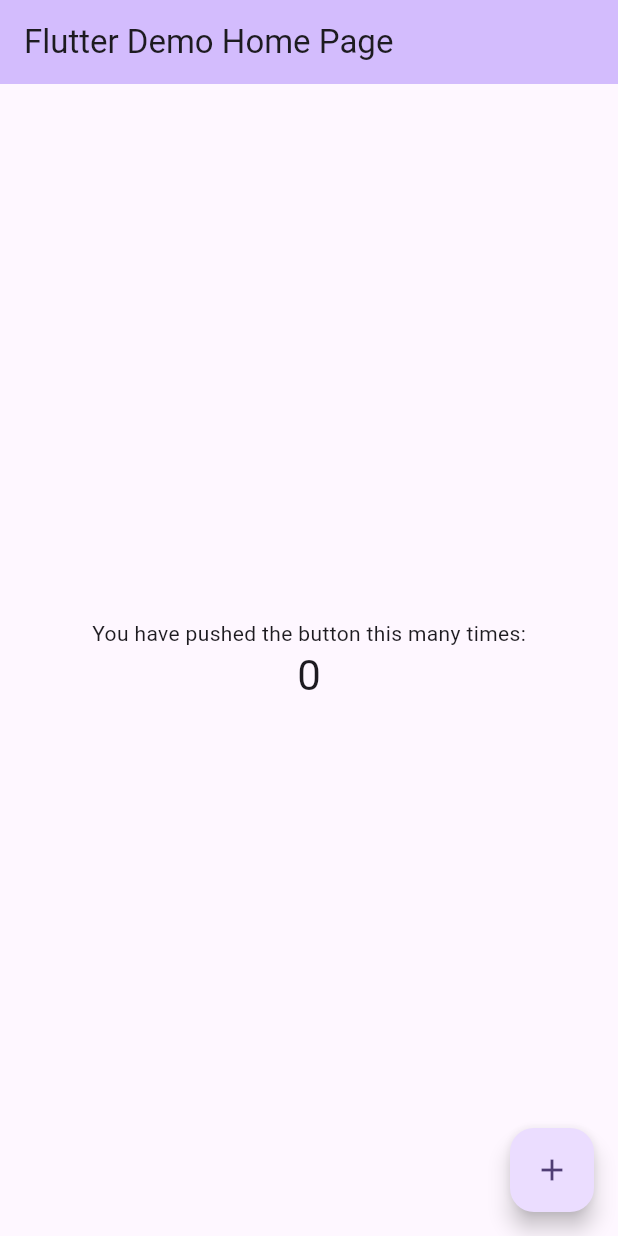
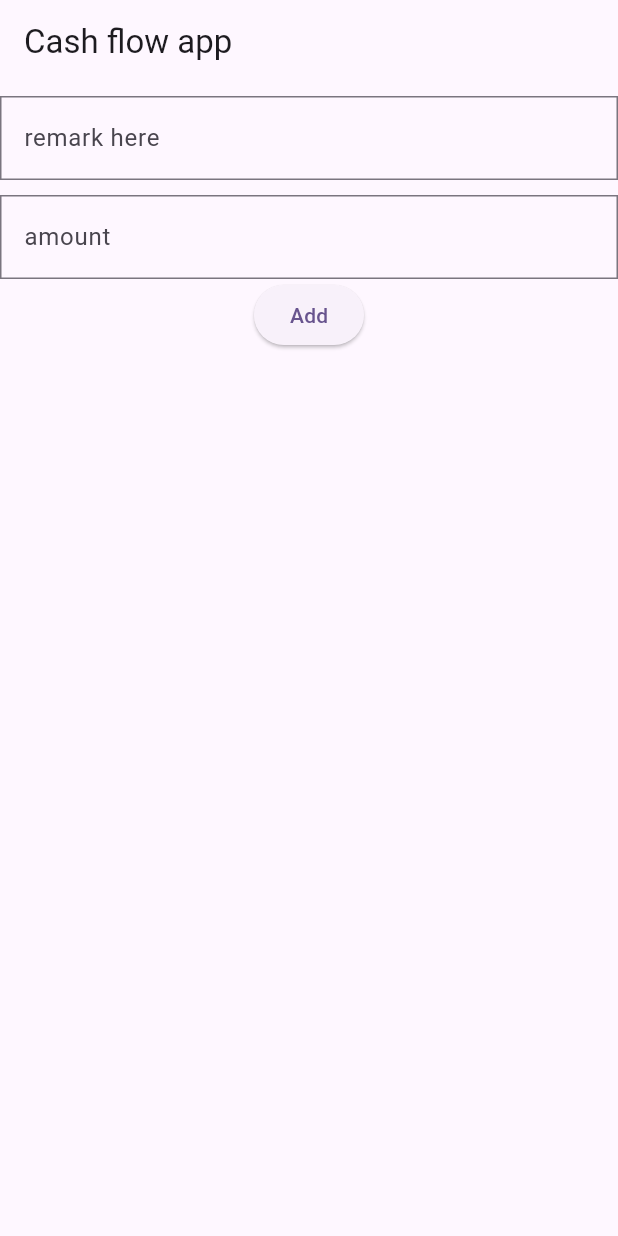
Before and after one commit to leowyongfoo/cashflow_app, a Flutter app: the screen it shows after launch, on a phone screen of 412 x 824 dp. Run offline on Flutter 3.47's test engine with Material 3 defaults, Android fonts, the phone set to English and light mode, and no system bars.

Commit message:
04/01/2026 home page - create a simple home page with a simple add record function - create cash record model

```diff
--- /dev/null
+++ b/lib/domain/models/cash_record/cash_record.dart
@@ -0,0 +1,31 @@
+class CashRecordFields {
+  static String id = 'id';
+  static String remark = 'remark';
+  static String amount = 'amount';
+}
+
+class CashRecord {
+  int? id;
+  String? remark;
+  String? amount;
+
+  CashRecord({
+    this.id,
+    this.remark,
+    this.amount,
+  });
+
+  static fromJson(Map<String, dynamic> json) {
+    return CashRecord(
+      id: json[CashRecordFields.id] as int?,
+      remark: json[CashRecordFields.remark] as String?,
+      amount: json[CashRecordFields.amount] as String?,
+    );
+  }
+
+  Map<String, dynamic> toJson() => {
+    CashRecordFields.id: id,
+    CashRecordFields.remark : remark,
+    CashRecordFields.amount: amount,
+  };
+}
--- a/lib/main.dart
+++ b/lib/main.dart
@@ -1,3 +1,4 @@
+import 'package:cashflow_app/ui/home/widgets/home_page.dart';
 import 'package:flutter/material.dart';
 
 void main() {
@@ -11,112 +12,12 @@ class MyApp extends StatelessWidget {
   @override
   Widget build(BuildContext context) {
     return MaterialApp(
-      title: 'Flutter Demo',
+      title: 'Cash flow app',
+      debugShowCheckedModeBanner: false,
       theme: ThemeData(
-        // This is the theme of your application.
-        //
-        // TRY THIS: Try running your application with "flutter run". You'll see
-        // the application has a purple toolbar. Then, without quitting the app,
-        // try changing the seedColor in the colorScheme below to Colors.green
-        // and then invoke "hot reload" (save your changes or press the "hot
-        // reload" button in a Flutter-supported IDE, or press "r" if you used
-        // the command line to start the app).
-        //
-        // Notice that the counter didn't reset back to zero; the application
-        // state is not lost during the reload. To reset the state, use hot
-        // restart instead.
-        //
-        // This works for code too, not just values: Most code changes can be
-        // tested with just a hot reload.
         colorScheme: ColorScheme.fromSeed(seedColor: Colors.deepPurple),
       ),
-      home: const MyHomePage(title: 'Flutter Demo Home Page'),
+      home: const HomePage(),
     );
   }
 }
-
-class MyHomePage extends StatefulWidget {
-  const MyHomePage({super.key, required this.title});
-
-  // This widget is the home page of your application. It is stateful, meaning
-  // that it has a State object (defined below) that contains fields that affect
-  // how it looks.
-
-  // This class is the configuration for the state. It holds the values (in this
-  // case the title) provided by the parent (in this case the App widget) and
-  // used by the build method of the State. Fields in a Widget subclass are
-  // always marked "final".
-
-  final String title;
-
-  @override
-  State<MyHomePage> createState() => _MyHomePageState();
-}
-
-class _MyHomePageState extends State<MyHomePage> {
-  int _counter = 0;
-
-  void _incrementCounter() {
-    setState(() {
-      // This call to setState tells the Flutter framework that something has
-      // changed in this State, which causes it to rerun the build method below
-      // so that the display can reflect the updated values. If we changed
-      // _counter without calling setState(), then the build method would not be
-      // called again, and so nothing would appear to happen.
-      _counter++;
-    });
-  }
-
-  @override
-  Widget build(BuildContext context) {
-    // This method is rerun every time setState is called, for instance as done
-    // by the _incrementCounter method above.
-    //
-    // The Flutter framework has been optimized to make rerunning build methods
-    // fast, so that you can just rebuild anything that needs updating rather
-    // than having to individually change instances of widgets.
-    return Scaffold(
-      appBar: AppBar(
-        // TRY THIS: Try changing the color here to a specific color (to
-        // Colors.amber, perhaps?) and trigger a hot reload to see the AppBar
-        // change color while the other colors stay the same.
-        backgroundColor: Theme.of(context).colorScheme.inversePrimary,
-        // Here we take the value from the MyHomePage object that was created by
-        // the App.build method, and use it to set our appbar title.
-        title: Text(widget.title),
-      ),
-      body: Center(
-        // Center is a layout widget. It takes a single child and positions it
-        // in the middle of the parent.
-        child: Column(
-          // Column is also a layout widget. It takes a list of children and
-          // arranges them vertically. By default, it sizes itself to fit its
-          // children horizontally, and tries to be as tall as its parent.
-          //
-          // Column has various properties to control how it sizes itself and
-          // how it positions its children. Here we use mainAxisAlignment to
-          // center the children vertically; the main axis here is the vertical
-          // axis because Columns are vertical (the cross axis would be
-          // horizontal).
-          //
-          // TRY THIS: Invoke "debug painting" (choose the "Toggle Debug Paint"
-          // action in the IDE, or press "p" in the console), to see the
-          // wireframe for each widget.
-          mainAxisAlignment: MainAxisAlignment.center,
-          children: <Widget>[
-            const Text('You have pushed the button this many times:'),
-            Text(
-              '$_counter',
-              style: Theme.of(context).textTheme.headlineMedium,
-            ),
-          ],
-        ),
-      ),
-      floatingActionButton: FloatingActionButton(
-        onPressed: _incrementCounter,
-        tooltip: 'Increment',
-        child: const Icon(Icons.add),
-      ), // This trailing comma makes auto-formatting nicer for build methods.
-    );
-  }
-}
--- /dev/null
+++ b/lib/ui/core/ui/text_form_field.dart
@@ -0,0 +1,20 @@
+import 'package:flutter/material.dart';
+
+class AppTextFormField extends StatelessWidget {
+  final String? labelText;
+  final TextEditingController? controller;
+  const AppTextFormField({super.key, this.labelText, this.controller});
+
+  @override
+  Widget build(BuildContext context) {
+    return TextFormField(
+      decoration: InputDecoration(
+          border: OutlineInputBorder(
+            borderRadius: BorderRadius.circular(0.5),
+          ),
+          labelText: labelText,
+      ),
+      controller: controller,
+    );
+  }
+}
--- /dev/null
+++ b/lib/ui/home/widgets/home_page.dart
@@ -0,0 +1,70 @@
+import 'package:cashflow_app/ui/core/ui/text_form_field.dart';
+import 'package:flutter/material.dart';
+
+import '../../../domain/models/cash_record/cash_record.dart';
+
+class HomePage extends StatefulWidget {
+  const HomePage({super.key});
+
+  @override
+  State<HomePage> createState() => _HomePageState();
+}
+
+class _HomePageState extends State<HomePage> {
+  final _formKey = GlobalKey<FormState>();
+  TextEditingController amountController = TextEditingController();
+  TextEditingController remarkController = TextEditingController();
+  List<CashRecord> cashRecords = [];
+
+  @override
+  Widget build(BuildContext context) {
+    return Scaffold(
+      appBar: AppBar(
+        title: Text('Cash flow app'),
+      ),
+      body: Padding(
+        padding: const EdgeInsets.only(top: 8.0),
+        child: Form(
+          key: _formKey,
+          child: Column(
+            children: [
+              AppTextFormField(
+                labelText: 'remark here',
+                controller: remarkController,
+              ),
+              SizedBox(height: 10,),
+              AppTextFormField(
+                labelText: 'amount',
+                controller: amountController,
+              ),
+              ElevatedButton(
+                onPressed: () {
+                  final data = CashRecord(
+                    remark: remarkController.text,
+                    amount: amountController.text,
+                  );
+                  setState(() {
+                    cashRecords.add(data);
+                  });
+                },
+                child: Text('Add'),
+              ),
+              cashRecords.isNotEmpty ?
+              ListView.builder(
+                shrinkWrap: true,
+                itemCount: cashRecords.length,
+                itemBuilder: (context, index) => Card(
+                  elevation: 1.0,
+                  child: ListTile(
+                    title: Text('RM ${double.parse(cashRecords[index].amount ?? '0.00').toStringAsFixed(2)}'),
+                    subtitle: Text(cashRecords[index].remark ?? ''),
+                  ),
+                ),
+              ) : SizedBox.shrink()
+            ],
+          ),
+        ),
+      ),
+    );
+  }
+}
```
